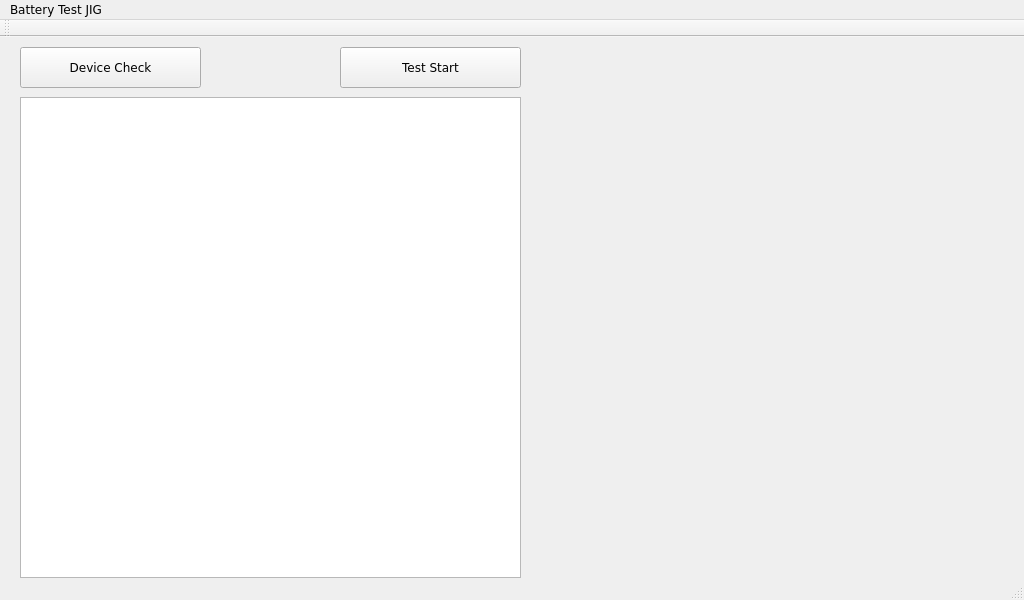
shnomad/Battery-Test, file mainwindow.ui: the form before one commit.
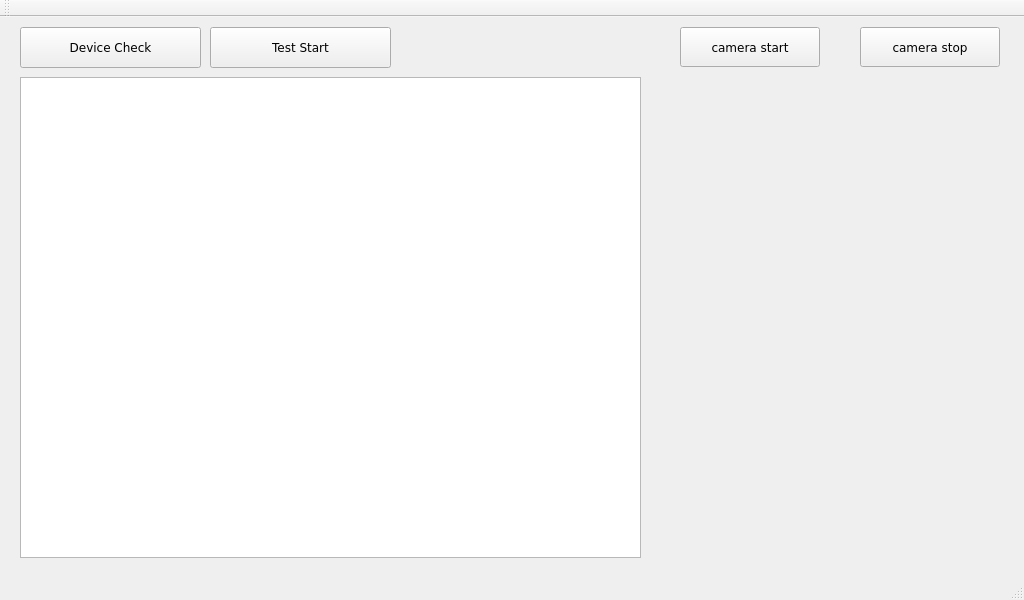
The form after the commit.

Commit message: camera function added

The edit to the form file:
```diff
--- a/mainwindow.ui
+++ b/mainwindow.ui
@@ -41,7 +41,7 @@
    <widget class="QPushButton" name="pushButton_2">
     <property name="geometry">
      <rect>
-      <x>340</x>
+      <x>210</x>
       <y>10</y>
       <width>181</width>
       <height>41</height>
@@ -61,11 +61,60 @@
      <rect>
       <x>20</x>
       <y>60</y>
-      <width>501</width>
+      <width>621</width>
       <height>481</height>
      </rect>
     </property>
    </widget>
+   <widget class="QPushButton" name="camera_start">
+    <property name="geometry">
+     <rect>
+      <x>680</x>
+      <y>10</y>
+      <width>140</width>
+      <height>40</height>
+     </rect>
+    </property>
+    <property name="font">
+     <font>
+      <pointsize>9</pointsize>
+     </font>
+    </property>
+    <property name="text">
+     <string>camera start</string>
+    </property>
+   </widget>
+   <widget class="QPushButton" name="camera_stop">
+    <property name="geometry">
+     <rect>
+      <x>860</x>
+      <y>10</y>
+      <width>140</width>
+      <height>40</height>
+     </rect>
+    </property>
+    <property name="font">
+     <font>
+      <pointsize>9</pointsize>
+     </font>
+    </property>
+    <property name="text">
+     <string>camera stop</string>
+    </property>
+   </widget>
+   <widget class="QLabel" name="label">
+    <property name="geometry">
+     <rect>
+      <x>680</x>
+      <y>60</y>
+      <width>320</width>
+      <height>240</height>
+     </rect>
+    </property>
+    <property name="text">
+     <string/>
+    </property>
+   </widget>
   </widget>
   <widget class="QMenuBar" name="menuBar">
    <property name="geometry">
@@ -76,12 +125,6 @@
      <height>23</height>
     </rect>
    </property>
-   <widget class="QMenu" name="menuBattery_Test_JIG">
-    <property name="title">
-     <string>Battery Test JIG</string>
-    </property>
-   </widget>
-   <addaction name="menuBattery_Test_JIG"/>
   </widget>
   <widget class="QToolBar" name="mainToolBar">
    <attribute name="toolBarArea">
```
Left out of the diff: 4 changed lines with no effect on the pictures. The commit also changes 3 other files.
